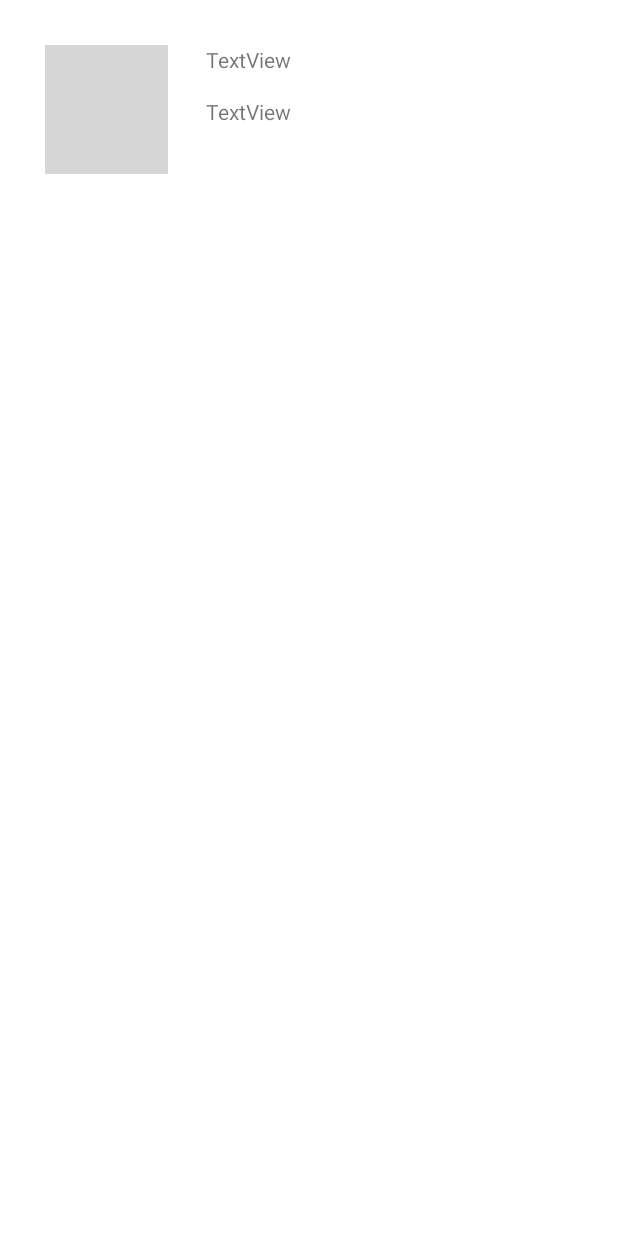
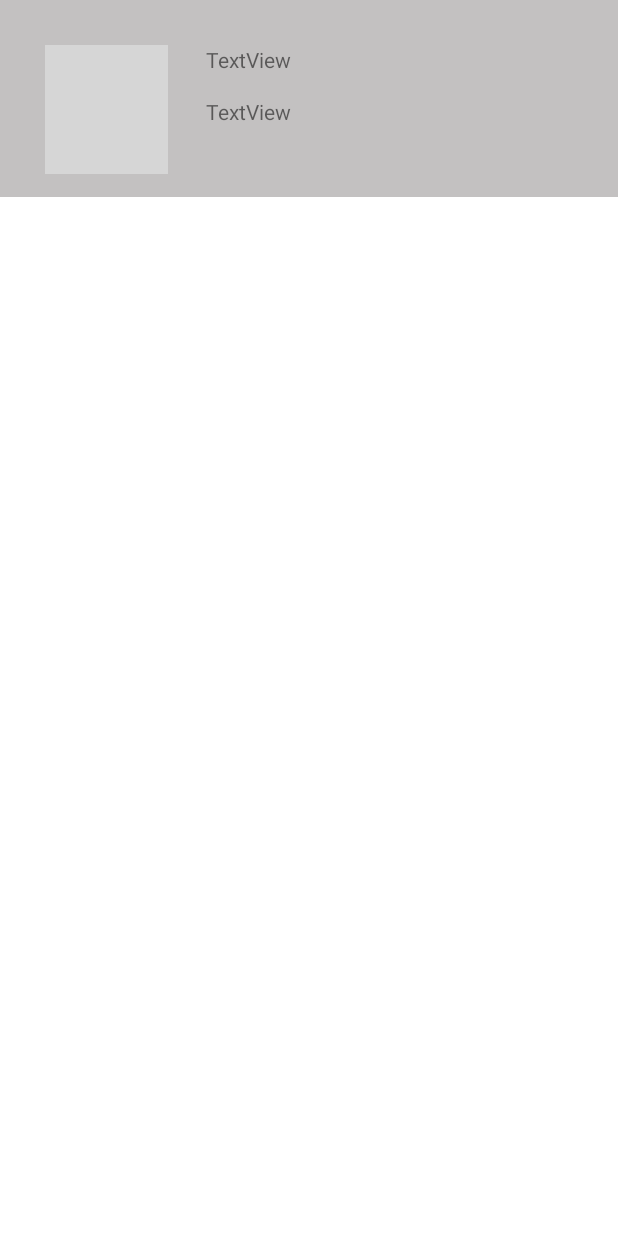
Before and after one commit to martinUhrina/Fake_call, an Android app: the layout call_row_recycle_view.xml on its own in the app's theme, with its tools: preview values and no code run, on a phone screen of 412 x 824 dp. Run offline under Robolectric (Android 15) with nearby library versions, the light colour scheme and no system bars; Roboto replaces fonts that are not available here; grey boxes are pictures that could not be loaded.

Commit message:
pridal som nic

```diff
--- a/app/src/main/java/com/example/fake_call/history.kt
+++ b/app/src/main/java/com/example/fake_call/history.kt
@@ -35,7 +35,7 @@ class history : Fragment() {
 
 
         callList?.layoutManager = LinearLayoutManager(context)
-        /*val dao = context?.let { CallDatabase.getDatabase(it).dao() }
+     /*   val dao = context?.let { CallDatabase.getDatabase(it).dao() }
         callList.adapter = dao?.let { CallAdapter(it.selectAllData()) }*/
         getFromDatabase()
 
@@ -53,6 +53,8 @@ class history : Fragment() {
 
     override fun onCreateView(inflater: LayoutInflater, container: ViewGroup?,
                               savedInstanceState: Bundle?): View? {
+        /*callList?.layoutManager = LinearLayoutManager(context)
+        getFromDatabase()*/
 
 
         return inflater.inflate(R.layout.fragment_history, container, false)
--- a/app/src/main/res/layout/call_row_recycle_view.xml
+++ b/app/src/main/res/layout/call_row_recycle_view.xml
@@ -1,10 +1,10 @@
 <?xml version="1.0" encoding="utf-8"?>
-<androidx.constraintlayout.widget.ConstraintLayout
-    xmlns:android="http://schemas.android.com/apk/res/android"
+<androidx.constraintlayout.widget.ConstraintLayout xmlns:android="http://schemas.android.com/apk/res/android"
     xmlns:app="http://schemas.android.com/apk/res-auto"
     xmlns:tools="http://schemas.android.com/tools"
     android:layout_width="match_parent"
     android:layout_height="wrap_content"
+    android:background="#C3C1C1"
     android:paddingBottom="15dp">
 
     <ImageView
@@ -21,18 +21,18 @@
         android:id="@+id/callName"
         android:layout_width="wrap_content"
         android:layout_height="wrap_content"
+        android:layout_marginLeft="25dp"
         android:layout_marginTop="30dp"
-        android:layout_marginLeft="25dp"
         android:text="TextView"
         app:layout_constraintStart_toEndOf="@+id/imageViewInRecycle"
         app:layout_constraintTop_toTopOf="parent" />
 
     <TextView
         android:id="@+id/callNumber"
+        android:layout_width="wrap_content"
+        android:layout_height="wrap_content"
         android:layout_marginLeft="25dp"
         android:layout_marginTop="15dp"
-        android:layout_width="wrap_content"
-        android:layout_height="wrap_content"
         android:text="TextView"
         app:layout_constraintStart_toEndOf="@+id/imageViewInRecycle"
         app:layout_constraintTop_toBottomOf="@+id/callName" />
--- a/app/src/main/res/layout/fragment_history.xml
+++ b/app/src/main/res/layout/fragment_history.xml
@@ -16,7 +16,7 @@
     <androidx.recyclerview.widget.RecyclerView
         android:id="@+id/callList"
         android:layout_width="match_parent"
-        android:layout_height="615dp"
+        android:layout_height="match_parent"
         android:layout_marginTop="120dp" />
 
 </FrameLayout>
```
